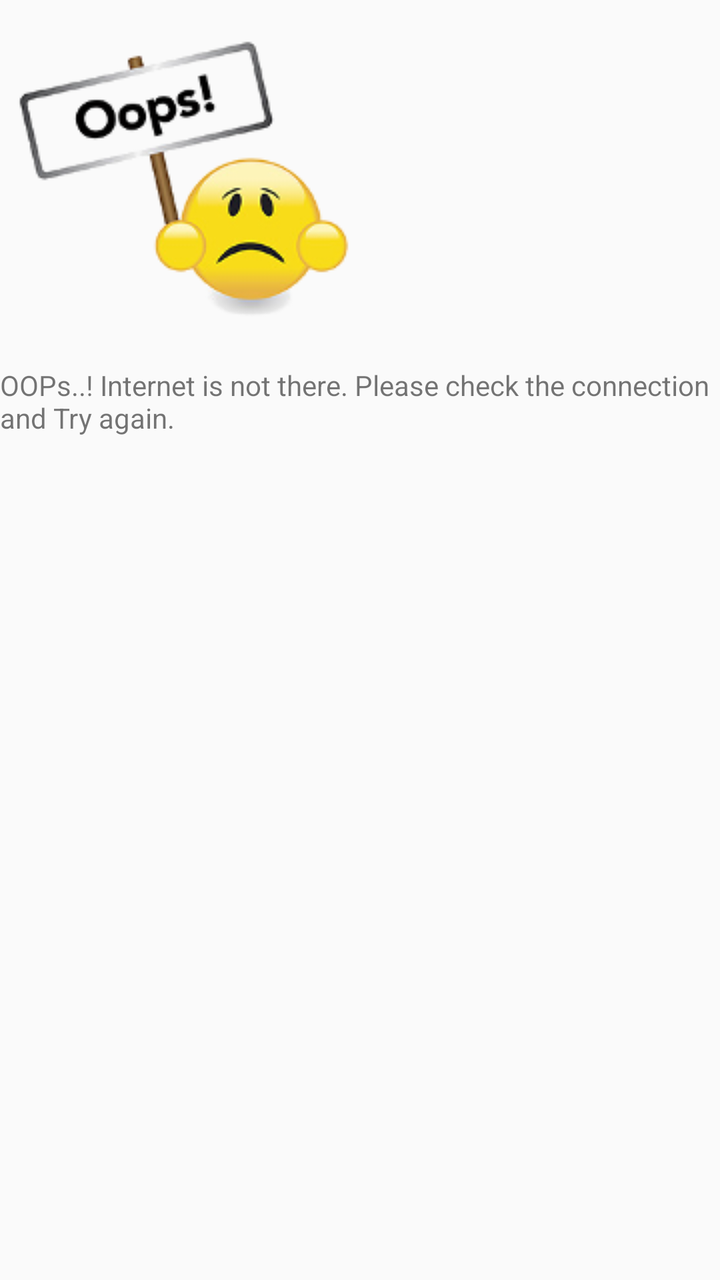
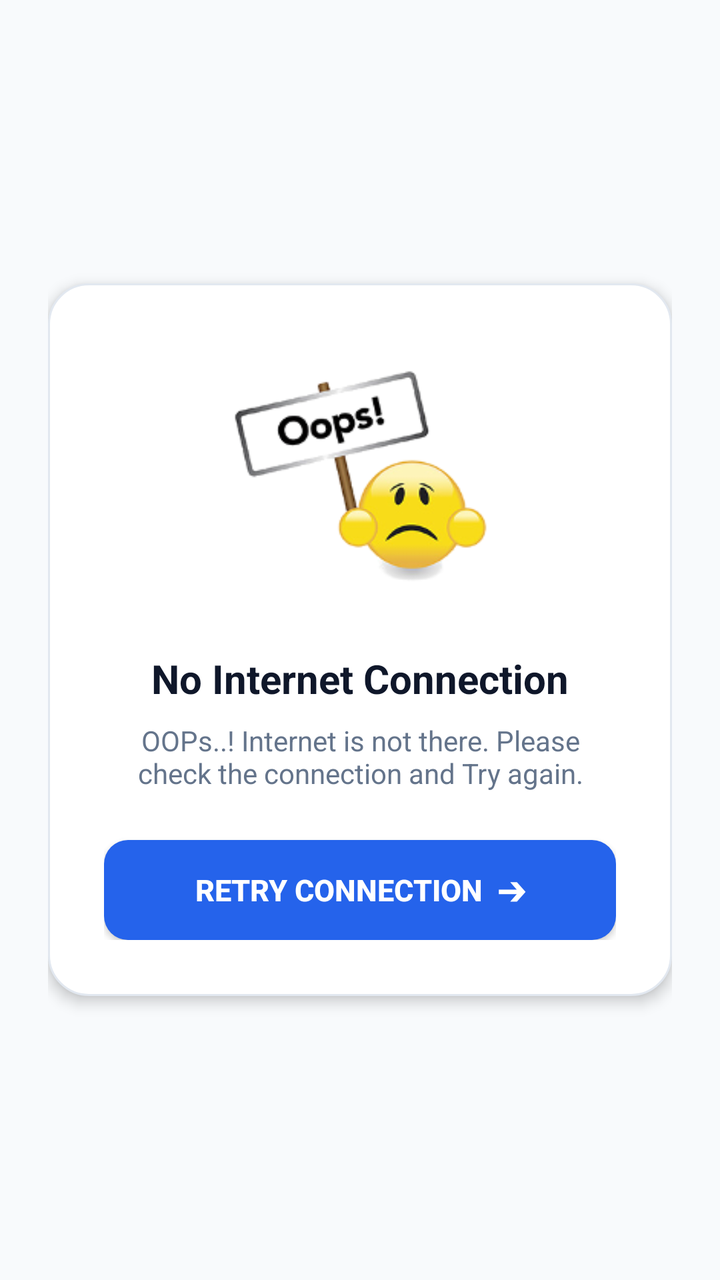

The first picture is an Android layout as it rendered before a commit; the second is the same layout after the commit. The layout source and the unified diff follow.
<!-- AndroidManifest.xml: application theme AppTheme -->
<!-- res/layout/activity_oops.xml -->
<?xml version="1.0" encoding="utf-8"?>
<LinearLayout xmlns:android="http://schemas.android.com/apk/res/android"
              android:orientation="vertical"
              android:layout_width="match_parent"
              android:layout_height="match_parent">
    <ImageView
        android:layout_width="wrap_content"
        android:layout_height="wrap_content"
        android:src="@drawable/oops"/>
    <TextView
        android:layout_width="wrap_content"
        android:layout_height="wrap_content"
        android:id="@+id/mesage"
        android:text="OOPs..! Internet is not there. Please check the connection and Try again."/>
</LinearLayout>
<!-- resources referenced by this layout -->
<resources>
  <!-- drawable oops: png bitmap (drawable, 21563 bytes) -->
  <style name="AppTheme" parent="Theme.AppCompat.Light.DarkActionBar">
          
          <item name="colorPrimary">@color/colorPrimary</item>
          <item name="colorPrimaryDark">@color/colorPrimaryDark</item>
          <item name="colorAccent">@color/colorAccent</item>
      </style>
  <color name="colorPrimary">#3F51B5</color>
  <color name="colorPrimaryDark">#303F9F</color>
  <color name="colorAccent">#6495ED</color>
</resources>

<!-- the commit's change to res/layout/activity_oops.xml (unified diff, before → after) -->
@@ -1,15 +1,59 @@
 <?xml version="1.0" encoding="utf-8"?>
 <LinearLayout xmlns:android="http://schemas.android.com/apk/res/android"
-              android:orientation="vertical"
-              android:layout_width="match_parent"
-              android:layout_height="match_parent">
-    <ImageView
-        android:layout_width="wrap_content"
+    android:layout_width="match_parent"
+    android:layout_height="match_parent"
+    android:background="#F8FAFC"
+    android:gravity="center"
+    android:orientation="vertical"
+    android:padding="24dp">
+
+    <LinearLayout
+        android:layout_width="match_parent"
         android:layout_height="wrap_content"
-        android:src="@drawable/oops"/>
-    <TextView
-        android:layout_width="wrap_content"
-        android:layout_height="wrap_content"
-        android:id="@+id/mesage"
-        android:text="OOPs..! Internet is not there. Please check the connection and Try again."/>
+        android:background="@drawable/bg_login_card"
+        android:elevation="4dp"
+        android:gravity="center_horizontal"
+        android:orientation="vertical"
+        android:padding="28dp">
+
+        <ImageView
+            android:layout_width="140dp"
+            android:layout_height="140dp"
+            android:adjustViewBounds="true"
+            android:contentDescription="@null"
+            android:src="@drawable/oops" />
+
+        <TextView
+            android:layout_width="wrap_content"
+            android:layout_height="wrap_content"
+            android:layout_marginTop="16dp"
+            android:text="No Internet Connection"
+            android:textColor="#0F172A"
+            android:textSize="20sp"
+            android:textStyle="bold" />
+
+        <TextView
+            android:id="@+id/mesage"
+            android:layout_width="wrap_content"
+            android:layout_height="wrap_content"
+            android:layout_marginTop="8dp"
+            android:layout_marginBottom="24dp"
+            android:gravity="center"
+            android:text="OOPs..! Internet is not there. Please check the connection and Try again."
+            android:textColor="#64748B"
+            android:textSize="14sp" />
+
+        <androidx.appcompat.widget.AppCompatButton
+            android:id="@+id/btn_retry"
+            android:layout_width="match_parent"
+            android:layout_height="50dp"
+            android:background="@drawable/bg_login_button"
+            android:elevation="2dp"
+            android:text="RETRY CONNECTION  ➔"
+            android:textColor="#FFFFFF"
+            android:textSize="15sp"
+            android:textStyle="bold" />
+
+    </LinearLayout>
+
 </LinearLayout>
<!-- resource entries referenced after the edit -->
@@ -1,5 +1,28 @@
 <!-- resources referenced by this layout -->
 <resources>
+  <!-- drawable bg_login_button (drawable) -->
+  <?xml version="1.0" encoding="utf-8"?>
+  <selector xmlns:android="http://schemas.android.com/apk/res/android">
+      <item android:state_pressed="true">
+          <shape>
+              <solid android:color="#1D4ED8" />
+              <corners android:radius="12dp" />
+          </shape>
+      </item>
+      <item>
+          <shape>
+              <solid android:color="#2563EB" />
+              <corners android:radius="12dp" />
+          </shape>
+      </item>
+  </selector>
+  <!-- drawable bg_login_card (drawable) -->
+  <?xml version="1.0" encoding="utf-8"?>
+  <shape xmlns:android="http://schemas.android.com/apk/res/android">
+      <solid android:color="#FFFFFF" />
+      <corners android:radius="20dp" />
+      <stroke android:width="1dp" android:color="#E2E8F0" />
+  </shape>
   <!-- drawable oops: png bitmap (drawable, 21563 bytes) -->
   <style name="AppTheme" parent="Theme.AppCompat.Light.DarkActionBar">
           
